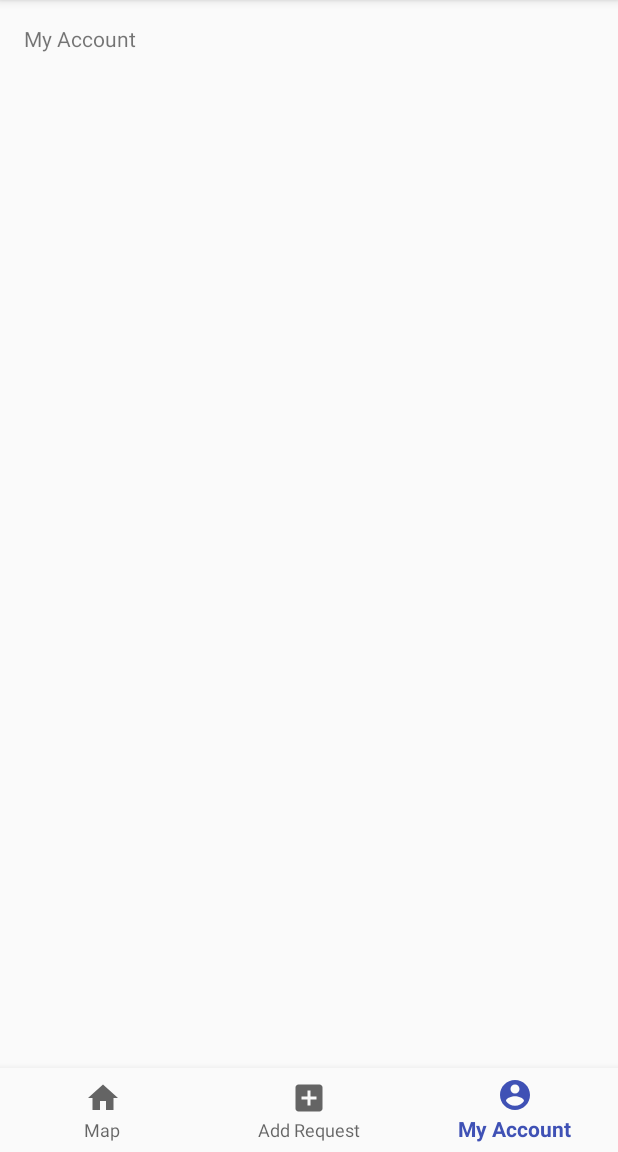
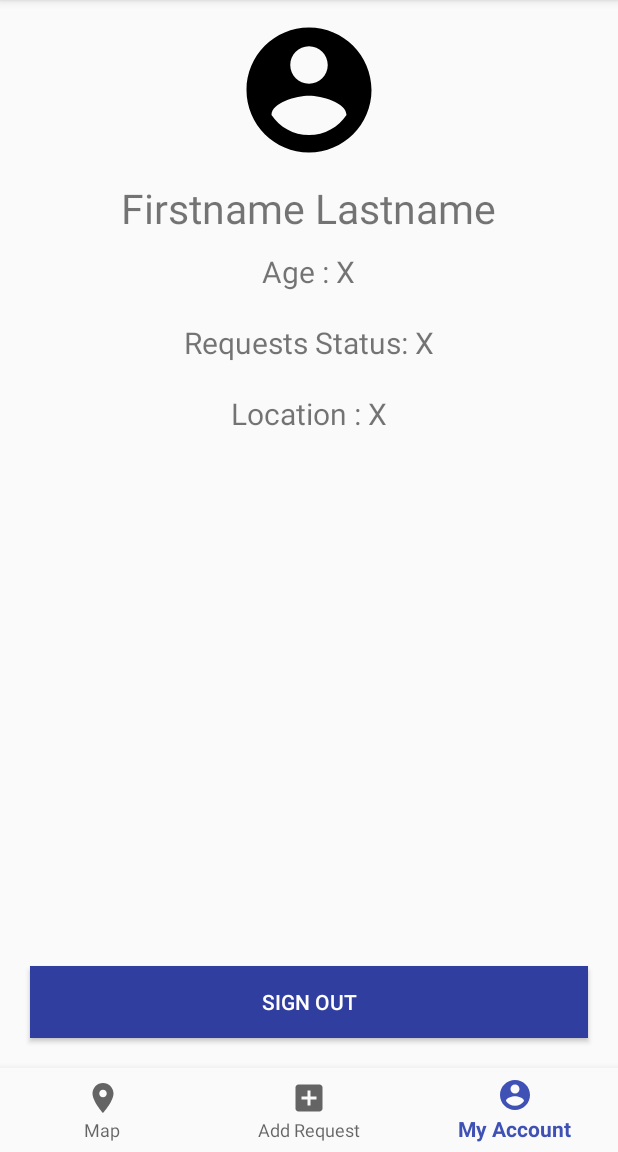
Before and after one commit to CodeSeeker99/SOSMap, an Android app: the screen it shows after launch (HomeActivity), item 3 of the bottom bar chosen, on a phone screen of 412 x 824 dp, the part 84-1236 px from its top. Run offline under Robolectric (Android 15) with nearby library versions, the phone set to English and light mode, and no system bars.

```diff
--- a/app/build.gradle
+++ b/app/build.gradle
@@ -23,6 +23,7 @@ dependencies {
     implementation 'com.android.support:appcompat-v7:27.1.1'
     implementation 'com.android.support:design:27.1.1'
     implementation 'com.android.support.constraint:constraint-layout:1.1.3'
+    implementation 'com.android.support:support-v4:27.1.1'
     testImplementation 'junit:junit:4.12'
     androidTestImplementation 'com.android.support.test:runner:1.0.2'
     androidTestImplementation 'com.android.support.test.espresso:espresso-core:3.0.2'
--- a/app/src/main/java/com/a2599gmail/hari/sosmap/HomeActivity.java
+++ b/app/src/main/java/com/a2599gmail/hari/sosmap/HomeActivity.java
@@ -3,29 +3,36 @@ package com.a2599gmail.hari.sosmap;
 import android.os.Bundle;
 import android.support.annotation.NonNull;
 import android.support.design.widget.BottomNavigationView;
+import android.support.v4.app.Fragment;
 import android.support.v7.app.AppCompatActivity;
 import android.view.MenuItem;
 import android.widget.TextView;
 
 public class HomeActivity extends AppCompatActivity {
 
-    private TextView mTextMessage;
 
     private BottomNavigationView.OnNavigationItemSelectedListener mOnNavigationItemSelectedListener
             = new BottomNavigationView.OnNavigationItemSelectedListener() {
 
+
         @Override
         public boolean onNavigationItemSelected(@NonNull MenuItem item) {
+
+            Fragment selectedFragment = null;
+
             switch (item.getItemId())
             {
                 case R.id.navigation_home:
-                    mTextMessage.setText(R.string.title_home);
+                    selectedFragment = MapFragment.newInstance();
+                    getSupportFragmentManager().beginTransaction().replace(R.id.Frame, selectedFragment).commit();
                     return true;
                 case R.id.navigation_add:
-                    mTextMessage.setText(R.string.title_add);
+                    selectedFragment = AddRequestFragment.newInstance();
+                    getSupportFragmentManager().beginTransaction().replace(R.id.Frame, selectedFragment).commit();
                     return true;
                 case R.id.navigation_account:
-                    mTextMessage.setText(R.string.title_account);
+                    selectedFragment = MyAccountFragment.newInstance();
+                    getSupportFragmentManager().beginTransaction().replace(R.id.Frame, selectedFragment).commit();
                     return true;
             }
             return false;
@@ -37,9 +44,12 @@ public class HomeActivity extends AppCompatActivity {
         super.onCreate(savedInstanceState);
         setContentView(R.layout.activity_home);
 
-        mTextMessage = (TextView) findViewById(R.id.message);
+
         BottomNavigationView navigation = (BottomNavigationView) findViewById(R.id.navigation);
         navigation.setOnNavigationItemSelectedListener(mOnNavigationItemSelectedListener);
     }
 
+    void loadDefaultFrag(Fragment fragment) {
+        getSupportFragmentManager().beginTransaction().replace(R.id.Frame, fragment).commit();
+    }
 }
--- /dev/null
+++ b/app/src/main/java/com/a2599gmail/hari/sosmap/MyAccountFragment.java
@@ -0,0 +1,35 @@
+package com.a2599gmail.hari.sosmap;
+
+
+import android.os.Bundle;
+import android.support.v4.app.Fragment;
+import android.view.LayoutInflater;
+import android.view.View;
+import android.view.ViewGroup;
+
+
+/**
+ * A simple {@link Fragment} subclass.
+ */
+public class MyAccountFragment extends Fragment {
+
+
+    public MyAccountFragment() {
+        // Required empty public constructor
+    }
+
+    public static MyAccountFragment newInstance() {
+        MyAccountFragment fragment = new MyAccountFragment();
+        Bundle args = new Bundle();
+        fragment.setArguments(args);
+        return fragment;
+    }
+
+    @Override
+    public View onCreateView(LayoutInflater inflater, ViewGroup container,
+                             Bundle savedInstanceState) {
+        // Inflate the layout for this fragment
+        return inflater.inflate(R.layout.fragment_my_account, container, false);
+    }
+
+}
--- /dev/null
+++ b/app/src/main/res/drawable/ic_place_black_24dp.xml
@@ -0,0 +1,9 @@
+<vector xmlns:android="http://schemas.android.com/apk/res/android"
+        android:width="24dp"
+        android:height="24dp"
+        android:viewportWidth="24.0"
+        android:viewportHeight="24.0">
+    <path
+        android:fillColor="#FF000000"
+        android:pathData="M12,2C8.13,2 5,5.13 5,9c0,5.25 7,13 7,13s7,-7.75 7,-13c0,-3.87 -3.13,-7 -7,-7zM12,11.5c-1.38,0 -2.5,-1.12 -2.5,-2.5s1.12,-2.5 2.5,-2.5 2.5,1.12 2.5,2.5 -1.12,2.5 -2.5,2.5z"/>
+</vector>
--- a/app/src/main/res/layout/activity_home.xml
+++ b/app/src/main/res/layout/activity_home.xml
@@ -1,22 +1,18 @@
 <?xml version="1.0" encoding="utf-8"?>
-<android.support.constraint.ConstraintLayout xmlns:android="http://schemas.android.com/apk/res/android"
+<android.support.constraint.ConstraintLayout
+    xmlns:android="http://schemas.android.com/apk/res/android"
     xmlns:app="http://schemas.android.com/apk/res-auto"
     xmlns:tools="http://schemas.android.com/tools"
     android:id="@+id/container"
     android:layout_width="match_parent"
     android:layout_height="match_parent"
     tools:context=".HomeActivity">
-    <TextView
-        android:id="@+id/message"
-        android:layout_width="wrap_content"
-        android:layout_height="wrap_content"
-        android:layout_marginLeft="@dimen/activity_horizontal_margin"
-        android:layout_marginStart="@dimen/activity_horizontal_margin"
-        android:layout_marginTop="@dimen/activity_vertical_margin"
-        android:text="@string/title_home"
-        app:layout_constraintLeft_toLeftOf="parent"
-        app:layout_constraintTop_toTopOf="parent" />
-
+    <FrameLayout
+        android:layout_width="match_parent"
+        android:layout_height="match_parent"
+        android:id="@+id/Frame"
+        android:orientation="vertical">
+    </FrameLayout>
     <android.support.design.widget.BottomNavigationView
         android:id="@+id/navigation"
         android:layout_width="0dp"
--- /dev/null
+++ b/app/src/main/res/layout/fragment_my_account.xml
@@ -0,0 +1,68 @@
+<?xml version="1.0" encoding="utf-8"?>
+<RelativeLayout
+    xmlns:android="http://schemas.android.com/apk/res/android"
+    android:layout_width="match_parent"
+    android:layout_marginBottom="?android:attr/actionBarSize"
+    android:layout_height="match_parent">
+    <ImageView
+        android:layout_width="100dp"
+        android:layout_height="100dp"
+        android:layout_centerHorizontal="true"
+        android:layout_margin="10dp"
+        android:src="@drawable/ic_account_circle_black_24dp"
+        android:id="@+id/displayPic"
+        />
+    <TextView
+        android:id="@+id/Account_name"
+        android:layout_width="wrap_content"
+        android:layout_height="wrap_content"
+        android:layout_below="@id/displayPic"
+        android:text="Firstname Lastname"
+        android:textSize="27sp"
+        android:layout_centerHorizontal="true"/>
+    <TextView
+        android:id="@+id/account_age"
+        android:layout_width="wrap_content"
+        android:layout_height="wrap_content"
+        android:text="Age : X"
+        android:textSize="20sp"
+        android:padding="10dp"
+        android:layout_below="@id/Account_name"
+        android:layout_centerHorizontal="true"
+        />
+    <TextView
+        android:layout_width="wrap_content"
+        android:layout_height="wrap_content"
+        android:id="@+id/account_req"
+        android:textSize="20sp"
+        android:padding="10dp"
+        android:layout_below="@id/account_age"
+        android:text="Requests Status: X"
+        android:layout_centerHorizontal="true"
+        />
+
+    <TextView
+        android:layout_width="wrap_content"
+        android:layout_height="wrap_content"
+        android:id="@+id/account_location"
+        android:textSize="20sp"
+        android:padding="10dp"
+        android:layout_below="@id/account_req"
+        android:text="Location : X"
+        android:layout_centerHorizontal="true"
+        />
+
+
+    <Button
+        android:id="@+id/signout"
+        android:layout_width="match_parent"
+        android:layout_alignParentBottom="true"
+        android:layout_height="wrap_content"
+        android:background="@color/colorPrimaryDark"
+        android:textColor="#fff"
+        android:layout_margin="20dp"
+        android:text="Sign out"
+        android:layout_centerHorizontal="true"
+        />
+
+</RelativeLayout>
--- a/app/src/main/res/menu/navigation.xml
+++ b/app/src/main/res/menu/navigation.xml
@@ -3,7 +3,7 @@
 
     <item
         android:id="@+id/navigation_home"
-        android:icon="@drawable/ic_home_black_24dp"
+        android:icon="@drawable/ic_place_black_24dp"
         android:title="@string/title_home" />
 
     <item
--- a/app/src/main/res/values/strings.xml
+++ b/app/src/main/res/values/strings.xml
@@ -3,4 +3,7 @@
     <string name="title_home">Map</string>
     <string name="title_add">Add Request</string>
     <string name="title_account">My Account</string>
+
+    <!-- TODO: Remove or change this placeholder text -->
+    <string name="hello_blank_fragment">Hello blank fragment</string>
 </resources>
```
Also changed, not shown: app/src/main/java/com/a2599gmail/hari/sosmap/AddRequestFragment.java (added, +33 -0 lines), app/src/main/java/com/a2599gmail/hari/sosmap/MapFragment.java (added, +36 -0 lines), app/src/main/res/drawable/ic_add_a_photo_black_24dp.xml (added, +9 -0 lines), app/src/main/res/drawable/ic_location_on_black_24dp.xml (added, +9 -0 lines), app/src/main/res/layout/fragment_add_request.xml (added, +56 -0 lines), app/src/main/res/layout/fragment_map.xml (added, +14 -0 lines).
